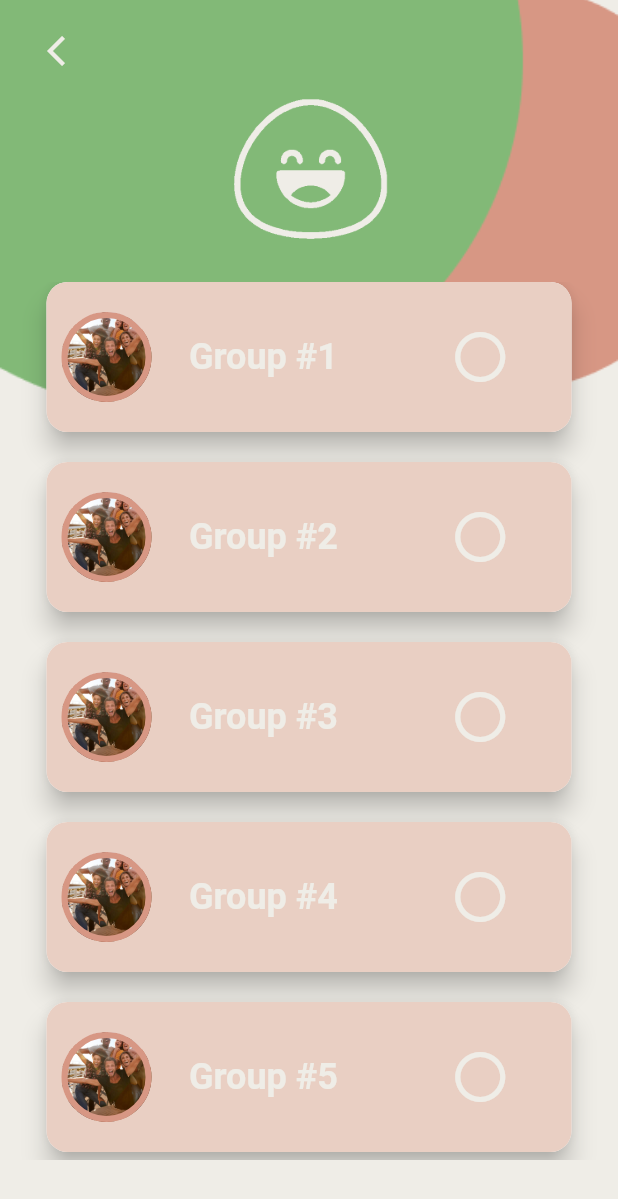
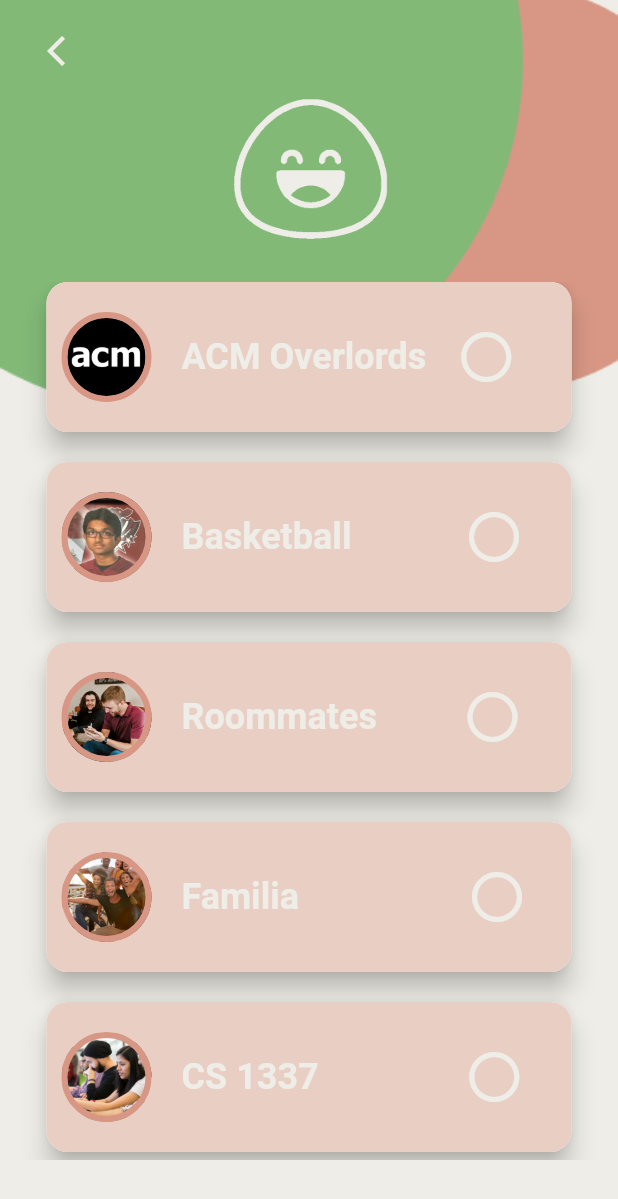
Before and after one commit to acm-projects/Catch-Up, a Flutter app: the SendPage screen opened directly, on a phone screen of 412 x 824 dp. Shown: the top 1199 px of the screen. Run offline on Flutter 3.47's test engine with Material 2 defaults, Android fonts, the phone set to English and light mode, and no system bars; our stand-ins replace animated_splash_screen, camera, chewie, cloud_firestore, firebase_auth, firebase_core and 4 more; accounts and stored records are empty; Roboto replaces fonts that are missing (Poppins); project files that could hold a hidden picture were left out.

Commit message:
fixed send page

```diff
--- a/lib/screens/all_groups.dart
+++ b/lib/screens/all_groups.dart
@@ -3,6 +3,7 @@
 import 'package:catch_up/screens/individual_group_catchup.dart';
 import 'package:catch_up/screens/random_group1.dart';
 import 'package:catch_up/screens/random_group2.dart';
+import 'package:catch_up/screens/send_page.dart';
 import 'package:flutter/material.dart';
 import 'package:catch_up/screens/individual_group.dart';
 import 'random_group3.dart';
@@ -128,7 +129,8 @@ class _AllGroupsState extends State<AllGroups> {
                       onPressed: () {
                         Navigator.of(context).push(
                             MaterialPageRoute(builder: ((BuildContext context) {
-                          return const ExistingGroup();
+                          return const SendPage();
+                          //return const ExistingGroup();
                         })));
                       },
                       style: ElevatedButton.styleFrom(
--- a/lib/screens/send_page.dart
+++ b/lib/screens/send_page.dart
@@ -123,14 +123,14 @@ class _SendPageState extends State<SendPage> {
                                     ),
                                     shape: BoxShape.circle,
                                     image: const DecorationImage(
-                                      image: AssetImage('assets/group1.png'),
+                                      image: AssetImage('assets/acm-logo.png'),
                                       fit: BoxFit.cover,
                                     ),
                                   ),
                                 ),
-                                SizedBox(width: 25),
+                                SizedBox(width: 20),
                                 const Text(
-                                  'Group #1',
+                                  'ACM Overlords',
                                   textAlign: TextAlign.center,
                                   style: TextStyle(
                                     fontWeight: FontWeight.bold,
@@ -139,7 +139,7 @@ class _SendPageState extends State<SendPage> {
                                     color: Color(0xffEFEDE7),
                                   ),
                                 ),
-                                SizedBox(width: 75),
+                                SizedBox(width: 20),
                                 Icon(
                                   (click1 == false)
                                       ? Icons.radio_button_unchecked
@@ -194,14 +194,15 @@ class _SendPageState extends State<SendPage> {
                                     ),
                                     shape: BoxShape.circle,
                                     image: const DecorationImage(
-                                      image: AssetImage('assets/group1.png'),
+                                      image:
+                                          AssetImage('assets/basketball.jpg'),
                                       fit: BoxFit.cover,
                                     ),
                                   ),
                                 ),
-                                SizedBox(width: 25),
+                                SizedBox(width: 20),
                                 const Text(
-                                  'Group #2',
+                                  'Basketball',
                                   textAlign: TextAlign.center,
                                   style: TextStyle(
                                     fontWeight: FontWeight.bold,
@@ -265,14 +266,14 @@ class _SendPageState extends State<SendPage> {
                                     ),
                                     shape: BoxShape.circle,
                                     image: const DecorationImage(
-                                      image: AssetImage('assets/group1.png'),
+                                      image: AssetImage('assets/roommates.png'),
                                       fit: BoxFit.cover,
                                     ),
                                   ),
                                 ),
-                                SizedBox(width: 25),
+                                SizedBox(width: 20),
                                 const Text(
-                                  'Group #3',
+                                  'Roommates',
                                   textAlign: TextAlign.center,
                                   style: TextStyle(
                                     fontWeight: FontWeight.bold,
@@ -281,7 +282,7 @@ class _SendPageState extends State<SendPage> {
                                     color: Color(0xffEFEDE7),
                                   ),
                                 ),
-                                SizedBox(width: 75),
+                                SizedBox(width: 57),
                                 Icon(
                                   (click3 == false)
                                       ? Icons.radio_button_unchecked
@@ -341,9 +342,9 @@ class _SendPageState extends State<SendPage> {
                                     ),
                                   ),
                                 ),
-                                SizedBox(width: 25),
+                                SizedBox(width: 20),
                                 const Text(
-                                  'Group #4',
+                                  'Familia',
                                   textAlign: TextAlign.center,
                                   style: TextStyle(
                                     fontWeight: FontWeight.bold,
@@ -352,7 +353,7 @@ class _SendPageState extends State<SendPage> {
                                     color: Color(0xffEFEDE7),
                                   ),
                                 ),
-                                SizedBox(width: 75),
+                                SizedBox(width: 112),
                                 Icon(
                                   (click4 == false)
                                       ? Icons.radio_button_unchecked
@@ -407,14 +408,14 @@ class _SendPageState extends State<SendPage> {
                                     ),
                                     shape: BoxShape.circle,
                                     image: const DecorationImage(
-                                      image: AssetImage('assets/group1.png'),
+                                      image: AssetImage('assets/cs1337.png'),
                                       fit: BoxFit.cover,
                                     ),
                                   ),
                                 ),
-                                SizedBox(width: 25),
+                                SizedBox(width: 20),
                                 const Text(
-                                  'Group #5',
+                                  'CS 1337',
                                   textAlign: TextAlign.center,
                                   style: TextStyle(
                                     fontWeight: FontWeight.bold,
@@ -423,7 +424,7 @@ class _SendPageState extends State<SendPage> {
                                     color: Color(0xffEFEDE7),
                                   ),
                                 ),
-                                SizedBox(width: 75),
+                                SizedBox(width: 97),
                                 Icon(
                                   (click5 == false)
                                       ? Icons.radio_button_unchecked
@@ -483,18 +484,18 @@ class _SendPageState extends State<SendPage> {
                                     ),
                                   ),
                                 ),
-                                SizedBox(width: 25),
+                                SizedBox(width: 10),
                                 const Text(
-                                  'Group #6',
+                                  'Ridwan Hate Club',
                                   textAlign: TextAlign.center,
                                   style: TextStyle(
                                     fontWeight: FontWeight.bold,
-                                    fontSize: 24,
+                                    fontSize: 22,
                                     fontFamily: 'Poppins',
                                     color: Color(0xffEFEDE7),
                                   ),
                                 ),
-                                SizedBox(width: 75),
+                                SizedBox(width: 13),
                                 Icon(
                                   (click6 == false)
                                       ? Icons.radio_button_unchecked
--- a/pubspec.yaml
+++ b/pubspec.yaml
@@ -49,9 +49,6 @@ dependencies:
   path_provider: ^2.0.14
   slide_countdown: ^0.5.0
   chewie: ^1.4.0
-  chewie: ^1.4.0
-
-
 
 
 dev_dependencies:
```
Also changed, not shown: 2 other files.
